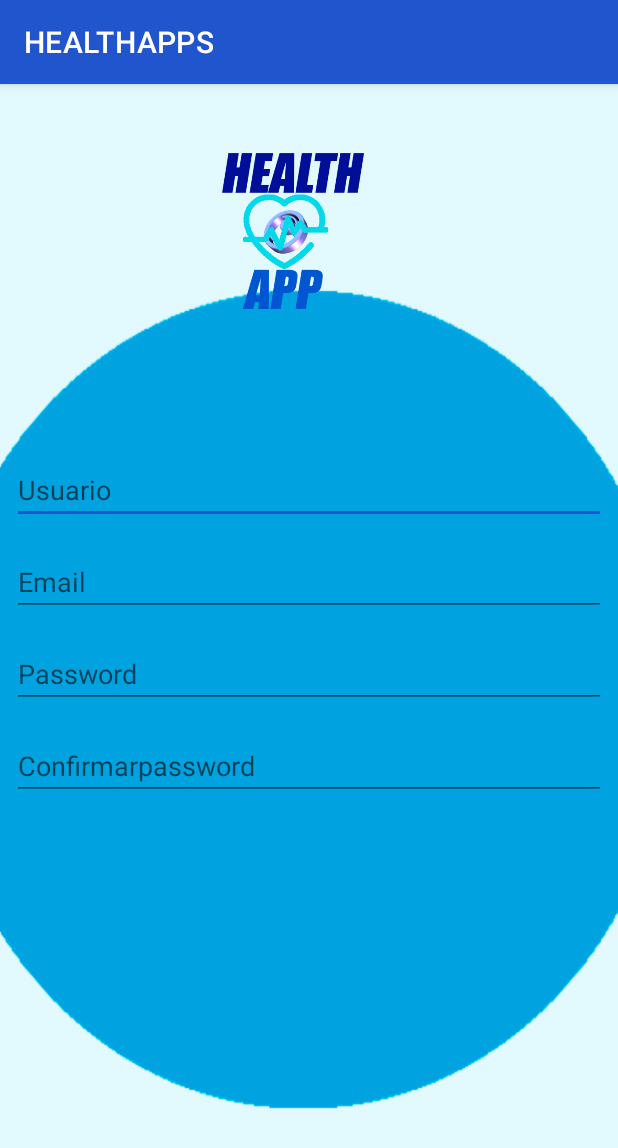
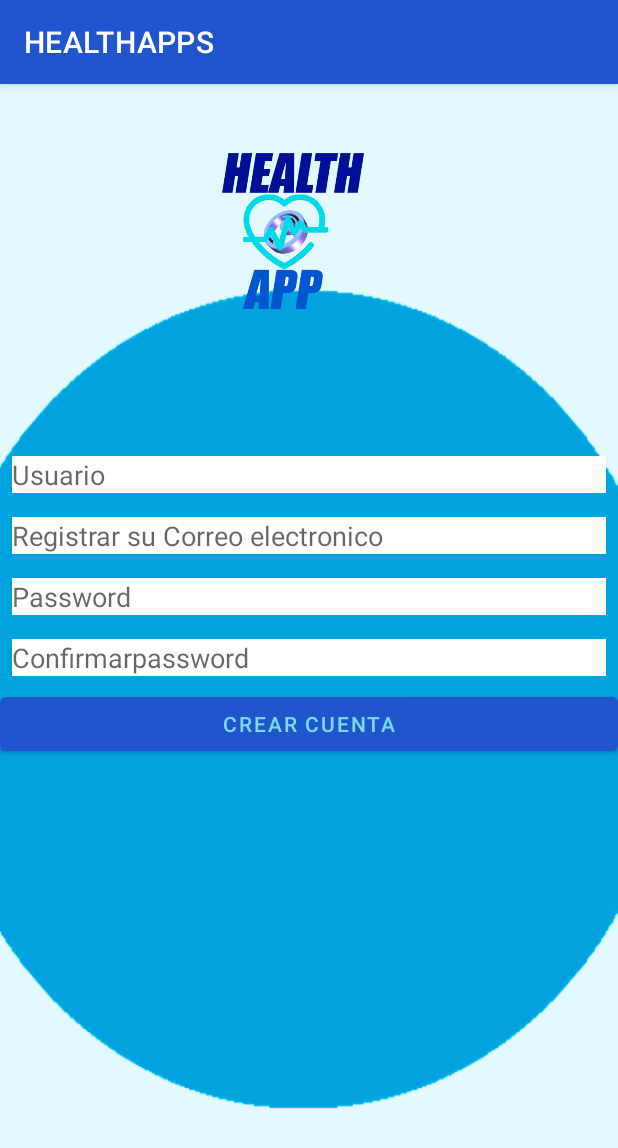
Before and after one commit to Lucho8215/health_app, an Android app: the registroActivity screen opened directly, with no data from a screen before it, on a phone screen of 412 x 824 dp. Shown: the top 1148 px of the screen. Run offline under Robolectric (Android 15) with nearby library versions, the phone set to English and light mode, and no system bars.

Commit message:
ajustes retoques

```diff
--- a/src/main/java/com/example/healthapps/view/ui/activities/LoginActivity.kt
+++ b/src/main/java/com/example/healthapps/view/ui/activities/LoginActivity.kt
@@ -6,6 +6,7 @@ import android.os.Bundle
 import android.widget.Button
 import android.widget.TextView
 import com.example.healthapps.R
+
 
 class loginActivity : AppCompatActivity() {
  // 1_. creamos las variables para despues asocuelas
--- /dev/null
+++ b/src/main/res/drawable/email.xml
@@ -0,0 +1,5 @@
+<vector android:height="24dp" android:tint="#0910DB"
+    android:viewportHeight="24" android:viewportWidth="24"
+    android:width="24dp" xmlns:android="http://schemas.android.com/apk/res/android">
+    <path android:fillColor="@android:color/white" android:pathData="M12,2C6.48,2 2,6.48 2,12s4.48,10 10,10h5v-2h-5c-4.34,0 -8,-3.66 -8,-8s3.66,-8 8,-8 8,3.66 8,8v1.43c0,0.79 -0.71,1.57 -1.5,1.57s-1.5,-0.78 -1.5,-1.57L17,12c0,-2.76 -2.24,-5 -5,-5s-5,2.24 -5,5 2.24,5 5,5c1.38,0 2.64,-0.56 3.54,-1.47 0.65,0.89 1.77,1.47 2.96,1.47 1.97,0 3.5,-1.6 3.5,-3.57L22,12c0,-5.52 -4.48,-10 -10,-10zM12,15c-1.66,0 -3,-1.34 -3,-3s1.34,-3 3,-3 3,1.34 3,3 -1.34,3 -3,3z"/>
+</vector>
--- /dev/null
+++ b/src/main/res/drawable/ic_baseline_password_24.xml
@@ -0,0 +1,5 @@
+<vector android:height="24dp" android:tint="#000000"
+    android:viewportHeight="24" android:viewportWidth="24"
+    android:width="24dp" xmlns:android="http://schemas.android.com/apk/res/android">
+    <path android:fillColor="@android:color/white" android:pathData="M2,17h20v2H2V17zM3.15,12.95L4,11.47l0.85,1.48l1.3,-0.75L5.3,10.72H7v-1.5H5.3l0.85,-1.47L4.85,7L4,8.47L3.15,7l-1.3,0.75L2.7,9.22H1v1.5h1.7L1.85,12.2L3.15,12.95zM9.85,12.2l1.3,0.75L12,11.47l0.85,1.48l1.3,-0.75l-0.85,-1.48H15v-1.5h-1.7l0.85,-1.47L12.85,7L12,8.47L11.15,7l-1.3,0.75l0.85,1.47H9v1.5h1.7L9.85,12.2zM23,9.22h-1.7l0.85,-1.47L20.85,7L20,8.47L19.15,7l-1.3,0.75l0.85,1.47H17v1.5h1.7l-0.85,1.48l1.3,0.75L20,11.47l0.85,1.48l1.3,-0.75l-0.85,-1.48H23V9.22z"/>
+</vector>
--- a/src/main/res/layout/activity_login.xml
+++ b/src/main/res/layout/activity_login.xml
@@ -78,8 +78,8 @@
             android:inputType="textPersonName"
             android:minHeight="48dp"
             android:textColor="@color/white" />-->
+<com.google.android.material.textfield.TextInputEditText
 
-        <EditText
             android:id="@+id/editTextNumberPassword"
             android:layout_width="wrap_content"
             android:layout_height="wrap_content"
@@ -96,12 +96,14 @@
             android:background="@drawable/style_bord"
             android:ems="10"
             android:hint="@string/contrase_a"
+            app:endIconMode="password_toggle"
             android:inputType="numberPassword"
             android:minHeight="48dp"
             android:textColor="@color/white"
             app:errorEnabled="true"
             app:errorIconDrawable="@null"
             app:passwordToggleEnabled="true" />
+
 
         <Button
             android:id="@+id/bini"
@@ -151,7 +153,7 @@
 
 
 
-    </RelativeLayout>
+</RelativeLayout>
 
 
 </RelativeLayout>
--- a/src/main/res/layout/activity_registro.xml
+++ b/src/main/res/layout/activity_registro.xml
@@ -37,9 +37,10 @@
             android:id="@+id/usuario"
             android:layout_width="match_parent"
             android:layout_height="wrap_content"
+            android:background="@color/white"
             android:layout_margin="8dp"
             android:hint="@string/usuario"
-            android:textColor="@color/white"
+            android:textColor="@color/black"
             app:layout_constraintBottom_toBottomOf="parent"
             app:layout_constraintEnd_toEndOf="parent"
             app:layout_constraintStart_toStartOf="parent"
@@ -51,19 +52,22 @@
             android:layout_height="wrap_content"
             android:layout_margin="8dp"
             android:hint="@string/email"
-            android:textColor="@color/white"
+            android:textColor="@color/black"
             app:layout_constraintBottom_toBottomOf="parent"
             app:layout_constraintEnd_toEndOf="parent"
             app:layout_constraintStart_toStartOf="parent"
+            android:background="@color/white"
             app:layout_constraintTop_toTopOf="parent" />
 
         <EditText
             android:id="@+id/password"
             android:layout_width="match_parent"
+            android:background="@color/white"
             android:layout_height="wrap_content"
             android:layout_margin="8dp"
+            app:endIconMode="password_toggle"
             android:hint="@string/contraseña"
-            android:textColor="@color/white"
+            android:textColor="@color/black"
             app:layout_constraintBottom_toBottomOf="parent"
             app:layout_constraintEnd_toEndOf="parent"
             app:layout_constraintStart_toStartOf="parent"
@@ -74,12 +78,19 @@
             android:layout_width="match_parent"
             android:layout_height="wrap_content"
             android:layout_margin="8dp"
+            android:background="@color/white"
             android:hint="@string/confirmarpass"
-            android:textColor="@color/white"
+            android:textColor="@color/black"
             app:layout_constraintBottom_toBottomOf="parent"
             app:layout_constraintEnd_toEndOf="parent"
             app:layout_constraintStart_toStartOf="parent"
             app:layout_constraintTop_toTopOf="parent" />
+
+        <Button
+            android:id="@+id/button"
+            android:layout_width="match_parent"
+            android:layout_height="wrap_content"
+            android:text="Crear Cuenta" />
     </LinearLayout>
 
 </androidx.constraintlayout.widget.ConstraintLayout>
--- a/src/main/res/values/strings.xml
+++ b/src/main/res/values/strings.xml
@@ -8,7 +8,7 @@
     <string name="usuario">Usuario</string>
     <string name="recordarcontrase_a"><u>Recordar Contraseña</u></string>
     <string name="todo1">TODO</string>
-    <string name="email">Email</string>
+    <string name="email">Registrar su Correo electronico</string>
     <string name="contraseña">Password</string>
     <string name="confirmarpass">Confirmarpassword</string>
     <string name="genero">Genero</string>
```
Also changed, not shown: src/main/res/layout/activity_fragment.xml (+8 -0 lines), src/main/res/layout/activity_pre.xml (+8 -4 lines), src/main/res/layout/activity_recuperar.xml (+12 -1 lines).
